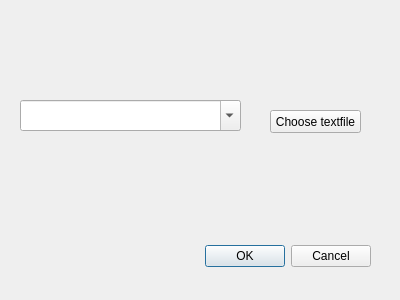
Felza/mops, file mops_module_name_dialog_base.ui: the form before one commit.
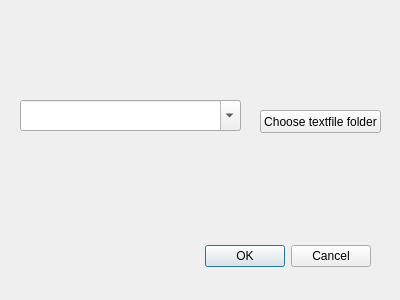
The form after the commit.

Patch:
```diff
--- a/mops_module_name_dialog_base.ui
+++ b/mops_module_name_dialog_base.ui
@@ -32,14 +32,14 @@
   <widget class="QPushButton" name="pushButton">
    <property name="geometry">
     <rect>
-     <x>270</x>
+     <x>260</x>
      <y>110</y>
-     <width>91</width>
+     <width>121</width>
      <height>23</height>
     </rect>
    </property>
    <property name="text">
-    <string>Choose textfile</string>
+    <string>Choose textfile folder</string>
    </property>
   </widget>
   <widget class="QComboBox" name="textEdit">
```
